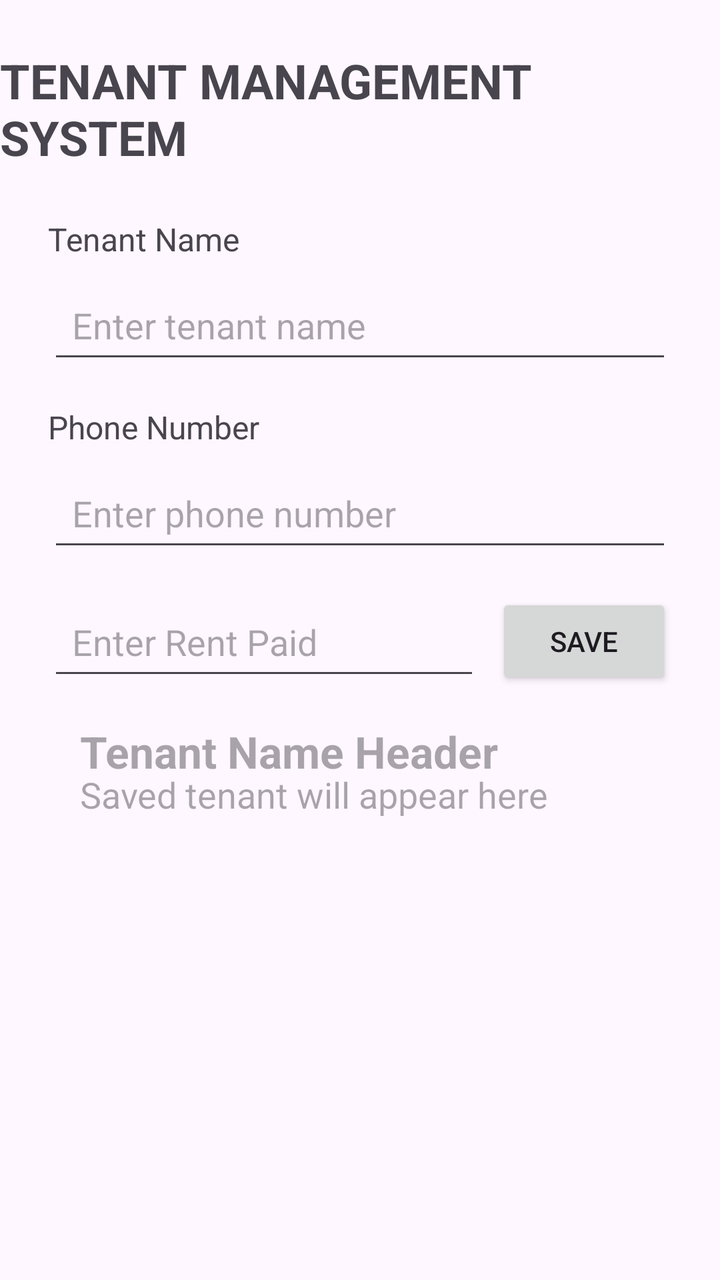
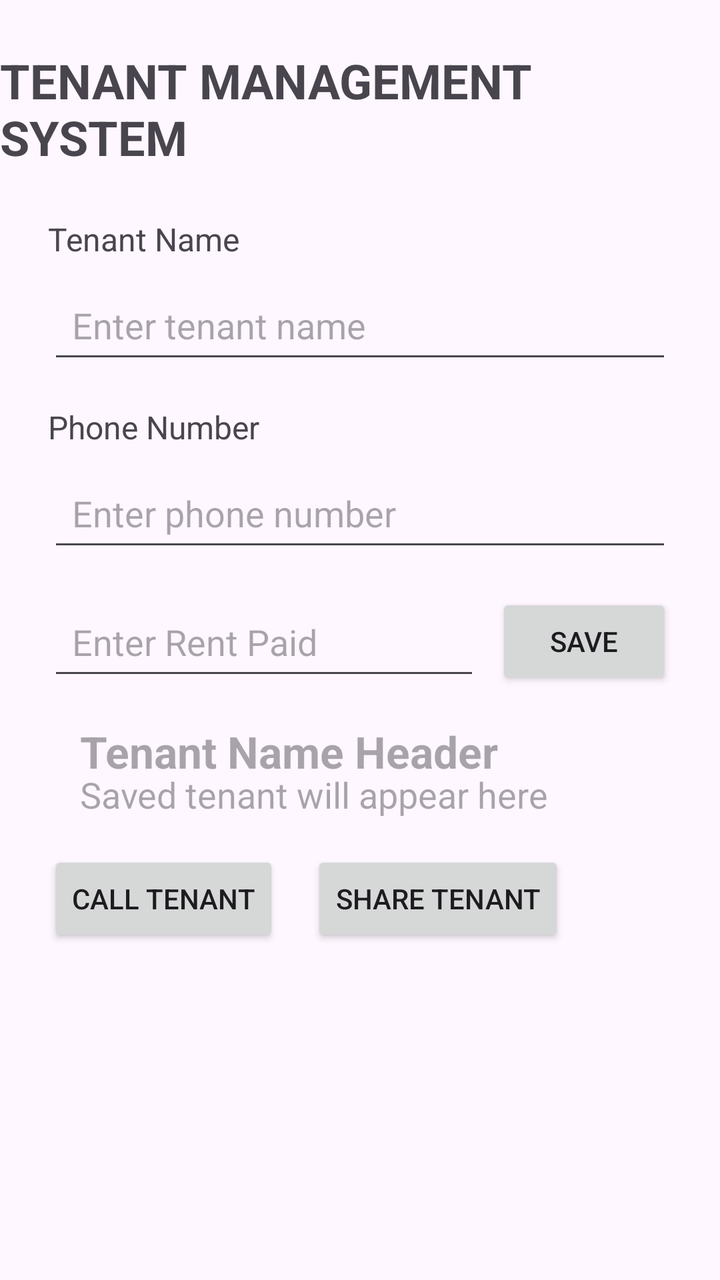

Compare the two renders of this Android layout. The source of the first and the diff that turns it into the second are given below.
<!-- AndroidManifest.xml: activity theme Theme.TenantManagementSystem -->
<!-- res/layout/activity_main.xml -->
<?xml version="1.0" encoding="utf-8"?>
<layout xmlns:android="http://schemas.android.com/apk/res/android"
    xmlns:app="http://schemas.android.com/apk/res-auto">

    <data>
        <variable
            name="tenant"
            type="com.example.tenantmanagementsystem.Tenant" />

    </data>

    <androidx.constraintlayout.widget.ConstraintLayout
        android:layout_width="match_parent"
        android:layout_height="match_parent">

        <TextView
            android:id="@+id/titleTextView"
            android:layout_width="wrap_content"
            android:layout_height="wrap_content"
            android:text="TENANT MANAGEMENT SYSTEM"
            android:textSize="24sp"
            android:textStyle="bold"
            android:layout_marginTop="24dp"
            app:layout_constraintTop_toTopOf="parent"
            app:layout_constraintStart_toStartOf="parent"
            app:layout_constraintEnd_toEndOf="parent" />

        <TextView
            android:id="@+id/tenantNameLabel"
            android:layout_width="wrap_content"
            android:layout_height="wrap_content"
            android:text="Tenant Name"
            android:textSize="16sp"
            android:layout_marginTop="24dp"
            android:layout_marginStart="24dp"
            app:layout_constraintTop_toBottomOf="@id/titleTextView"
            app:layout_constraintStart_toStartOf="parent" />

        <EditText
            android:id="@+id/tenantNameEditText"
            android:layout_width="0dp"
            android:layout_height="wrap_content"
            android:hint="Enter tenant name"
            android:minHeight="48dp"
            android:padding="12dp"
            android:layout_marginTop="8dp"
            android:layout_marginStart="24dp"
            android:layout_marginEnd="24dp"
            app:layout_constraintTop_toBottomOf="@id/tenantNameLabel"
            app:layout_constraintStart_toStartOf="parent"
            app:layout_constraintEnd_toEndOf="parent" />

        <TextView
            android:id="@+id/phoneLabel"
            android:layout_width="wrap_content"
            android:layout_height="wrap_content"
            android:text="Phone Number"
            android:textSize="16sp"
            android:layout_marginTop="16dp"
            android:layout_marginStart="24dp"
            app:layout_constraintTop_toBottomOf="@id/tenantNameEditText"
            app:layout_constraintStart_toStartOf="parent" />

        <EditText
            android:id="@+id/phoneEditText"
            android:layout_width="0dp"
            android:layout_height="wrap_content"
            android:hint="Enter phone number"
            android:inputType="phone"
            android:minHeight="48dp"
            android:padding="12dp"
            android:layout_marginTop="8dp"
            android:layout_marginStart="24dp"
            android:layout_marginEnd="24dp"
            app:layout_constraintTop_toBottomOf="@id/phoneLabel"
            app:layout_constraintStart_toStartOf="parent"
            app:layout_constraintEnd_toEndOf="parent" />

        <EditText
            android:id="@+id/rentEditText"
            android:layout_width="0dp"
            android:layout_height="wrap_content"
            android:hint="Enter Rent Paid"
            android:inputType="numberDecimal"
            android:minHeight="48dp"
            android:padding="12dp"
            android:layout_marginStart="24dp"
            android:layout_marginTop="16dp"
            android:layout_marginEnd="8dp"
            app:layout_constraintTop_toBottomOf="@id/phoneEditText"
            app:layout_constraintStart_toStartOf="parent"
            app:layout_constraintEnd_toStartOf="@id/saveButton" />

        <Button
            android:id="@+id/saveButton"
            android:layout_width="wrap_content"
            android:layout_height="wrap_content"
            android:text="SAVE"
            android:layout_marginEnd="24dp"
            app:layout_constraintTop_toTopOf="@id/rentEditText"
            app:layout_constraintEnd_toEndOf="parent" />

        <TextView
            android:id="@+id/tenantResultTextView"
            android:layout_width="0dp"
            android:layout_height="wrap_content"
            android:text="@{tenant.summary()}"
            android:hint="Saved tenant will appear here"
            android:textSize="18sp"
            android:padding="16dp"
            android:layout_margin="24dp"
            app:layout_constraintTop_toBottomOf="@id/rentEditText"
            app:layout_constraintStart_toStartOf="parent"
            app:layout_constraintEnd_toEndOf="parent" />

        
        <TextView
            android:id="@+id/tenantNameDisplayTextView"
            android:layout_width="0dp"
            android:layout_height="wrap_content"
            android:text="@{tenant.name}"
            android:hint="Tenant Name Header"
            android:textSize="22sp"
            android:textStyle="bold"
            android:paddingStart="16dp"
            android:paddingEnd="16dp"
            android:layout_marginTop="16dp"
            android:layout_marginStart="24dp"
            android:layout_marginEnd="24dp"
            app:layout_constraintTop_toBottomOf="@id/rentEditText"
            app:layout_constraintStart_toStartOf="parent"
            app:layout_constraintEnd_toEndOf="parent" />


    </androidx.constraintlayout.widget.ConstraintLayout>
</layout>
<!-- resources referenced by this layout -->
<resources>
  <style name="Theme.TenantManagementSystem" parent="Base.Theme.TenantManagementSystem" />
  <style name="Base.Theme.TenantManagementSystem" parent="Theme.Material3.DayNight.NoActionBar">
          
          
      </style>
</resources>

<!-- the commit's change to res/layout/activity_main.xml (unified diff, before → after) -->
@@ -131,6 +131,24 @@
             app:layout_constraintStart_toStartOf="parent"
             app:layout_constraintEnd_toEndOf="parent" />
 
+        <Button
+            android:id="@+id/callButton"
+            android:layout_width="wrap_content"
+            android:layout_height="wrap_content"
+            android:text="CALL TENANT"
+            android:layout_marginStart="24dp"
+            app:layout_constraintTop_toBottomOf="@id/tenantResultTextView"
+            app:layout_constraintStart_toStartOf="parent" />
+
+        
+        <Button
+            android:id="@+id/shareButton"
+            android:layout_width="wrap_content"
+            android:layout_height="wrap_content"
+            android:text="SHARE TENANT"
+            android:layout_marginStart="16dp"
+            app:layout_constraintTop_toBottomOf="@id/tenantResultTextView"
+            app:layout_constraintStart_toEndOf="@id/callButton" />
 
     </androidx.constraintlayout.widget.ConstraintLayout>
 </layout>
